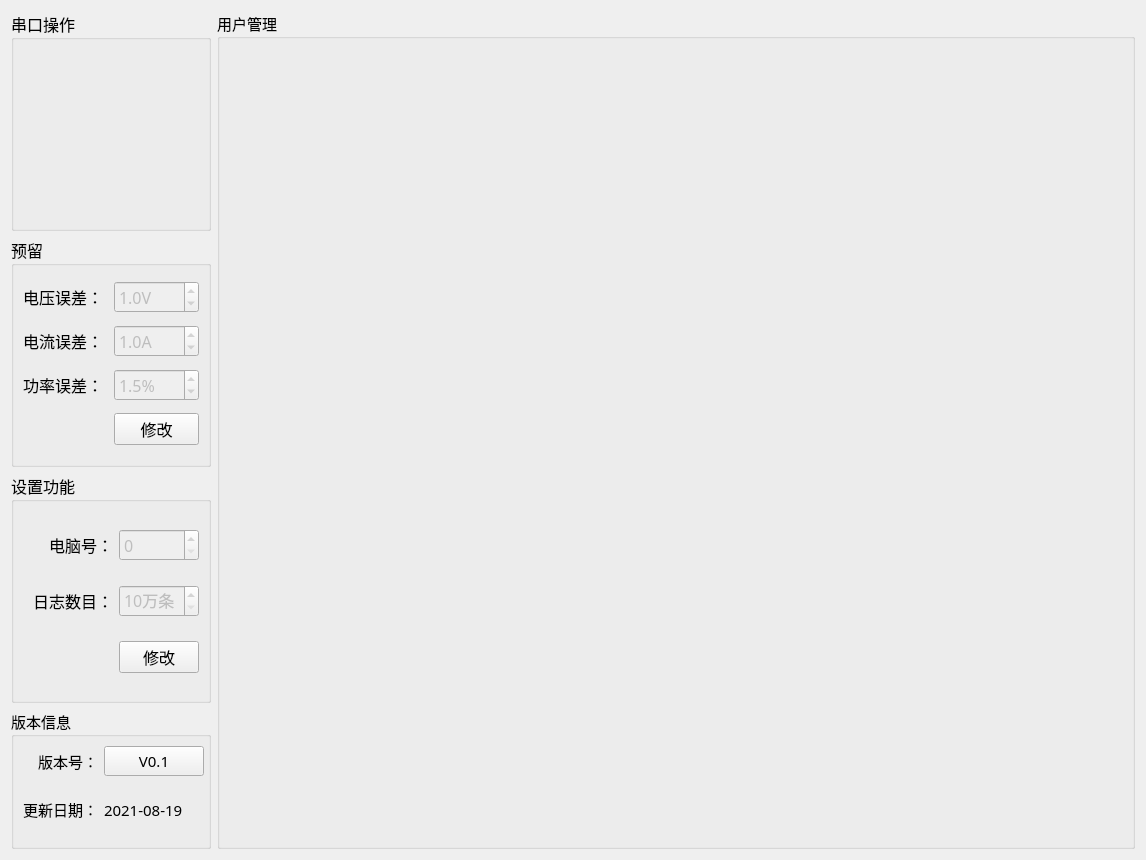
The window that ip_qc/setups/setup_mainwid.ui (ChinaClever/IP-Tools) describes before a commit, drawn with Qt 5.
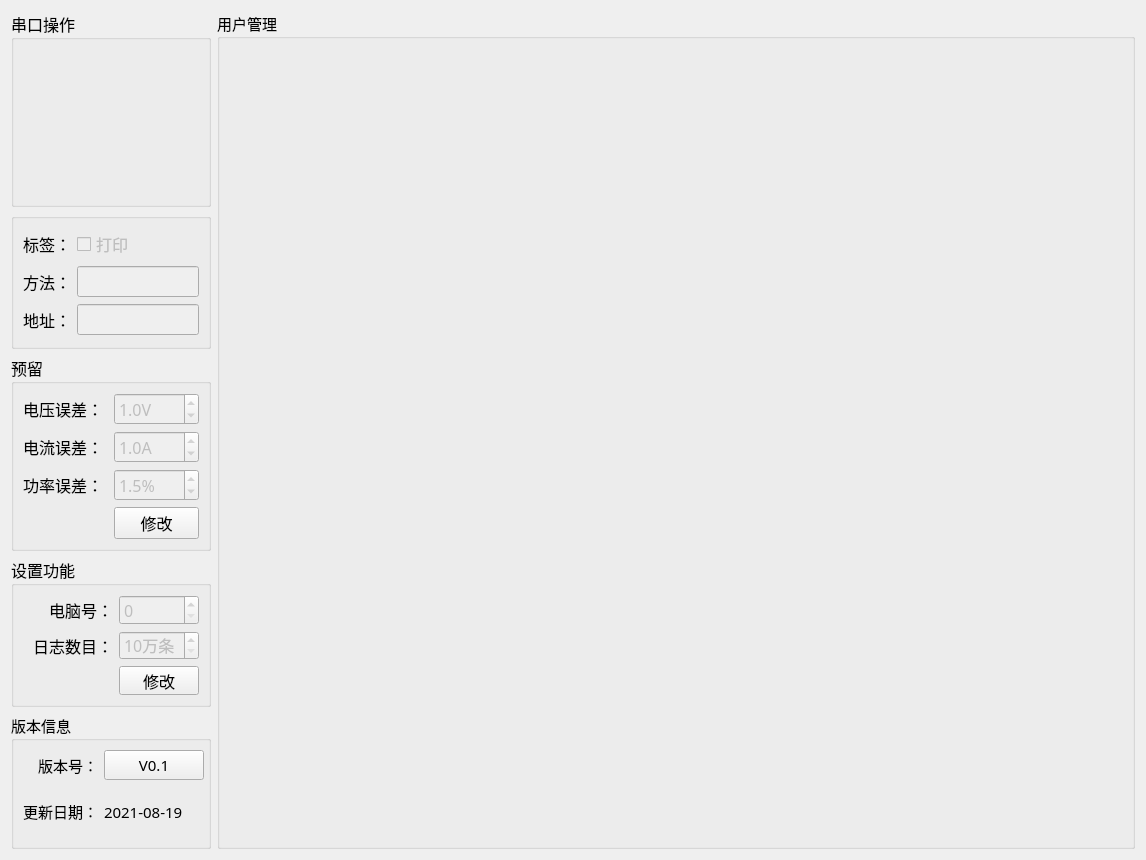
The same window after the commit.

```diff
--- a/ip_qc/setups/setup_mainwid.ui
+++ b/ip_qc/setups/setup_mainwid.ui
@@ -19,75 +19,141 @@
   <property name="windowTitle">
    <string>Form</string>
   </property>
-  <layout class="QGridLayout" name="gridLayout_6">
-   <item row="0" column="1" rowspan="4">
-    <widget class="QGroupBox" name="groupBox_5">
-     <property name="title">
-      <string>用户管理</string>
-     </property>
-     <layout class="QGridLayout" name="gridLayout_4">
-      <item row="0" column="0">
-       <widget class="QStackedWidget" name="stackedWid"/>
-      </item>
-     </layout>
-    </widget>
-   </item>
-   <item row="3" column="0">
-    <widget class="QGroupBox" name="groupBox">
-     <property name="maximumSize">
-      <size>
-       <width>200</width>
-       <height>140</height>
-      </size>
-     </property>
-     <property name="title">
-      <string>版本信息</string>
-     </property>
-     <layout class="QGridLayout" name="gridLayout_2">
-      <item row="1" column="2">
-       <widget class="QLabel" name="label_date">
-        <property name="text">
-         <string>2021-08-19</string>
-        </property>
-       </widget>
-      </item>
-      <item row="0" column="0">
-       <widget class="QLabel" name="label">
-        <property name="text">
-         <string>版本号：</string>
-        </property>
-        <property name="alignment">
-         <set>Qt::AlignRight|Qt::AlignTrailing|Qt::AlignVCenter</set>
-        </property>
-       </widget>
-      </item>
-      <item row="1" column="0">
-       <widget class="QLabel" name="label_3">
-        <property name="text">
-         <string>更新日期：</string>
-        </property>
-        <property name="alignment">
-         <set>Qt::AlignRight|Qt::AlignTrailing|Qt::AlignVCenter</set>
-        </property>
-       </widget>
-      </item>
-      <item row="0" column="2">
-       <widget class="QPushButton" name="verBtn">
-        <property name="minimumSize">
-         <size>
-          <width>100</width>
-          <height>30</height>
-         </size>
-        </property>
-        <property name="text">
-         <string>V0.1</string>
-        </property>
-       </widget>
-      </item>
-     </layout>
-    </widget>
-   </item>
+  <layout class="QGridLayout" name="gridLayout_7">
    <item row="2" column="0">
+    <widget class="QGroupBox" name="groupBox_4">
+     <property name="maximumSize">
+      <size>
+       <width>200</width>
+       <height>300</height>
+      </size>
+     </property>
+     <property name="font">
+      <font>
+       <family>微软雅黑</family>
+       <pointsize>12</pointsize>
+      </font>
+     </property>
+     <property name="title">
+      <string>预留</string>
+     </property>
+     <layout class="QGridLayout" name="gridLayout_3">
+      <item row="0" column="0">
+       <widget class="QLabel" name="label_4">
+        <property name="maximumSize">
+         <size>
+          <width>16777215</width>
+          <height>45</height>
+         </size>
+        </property>
+        <property name="text">
+         <string>电压误差：</string>
+        </property>
+       </widget>
+      </item>
+      <item row="0" column="1">
+       <widget class="QDoubleSpinBox" name="volErrBox">
+        <property name="enabled">
+         <bool>false</bool>
+        </property>
+        <property name="minimumSize">
+         <size>
+          <width>0</width>
+          <height>30</height>
+         </size>
+        </property>
+        <property name="suffix">
+         <string>V</string>
+        </property>
+        <property name="decimals">
+         <number>1</number>
+        </property>
+        <property name="maximum">
+         <double>10.000000000000000</double>
+        </property>
+        <property name="value">
+         <double>1.000000000000000</double>
+        </property>
+       </widget>
+      </item>
+      <item row="1" column="0">
+       <widget class="QLabel" name="label_2">
+        <property name="maximumSize">
+         <size>
+          <width>16777215</width>
+          <height>45</height>
+         </size>
+        </property>
+        <property name="text">
+         <string>电流误差：</string>
+        </property>
+       </widget>
+      </item>
+      <item row="1" column="1">
+       <widget class="QDoubleSpinBox" name="curErrBox">
+        <property name="enabled">
+         <bool>false</bool>
+        </property>
+        <property name="suffix">
+         <string>A</string>
+        </property>
+        <property name="decimals">
+         <number>1</number>
+        </property>
+        <property name="maximum">
+         <double>5.000000000000000</double>
+        </property>
+        <property name="singleStep">
+         <double>0.100000000000000</double>
+        </property>
+        <property name="value">
+         <double>1.000000000000000</double>
+        </property>
+       </widget>
+      </item>
+      <item row="2" column="0">
+       <widget class="QLabel" name="label_5">
+        <property name="maximumSize">
+         <size>
+          <width>16777215</width>
+          <height>45</height>
+         </size>
+        </property>
+        <property name="text">
+         <string>功率误差：</string>
+        </property>
+       </widget>
+      </item>
+      <item row="2" column="1">
+       <widget class="QDoubleSpinBox" name="powErrBox">
+        <property name="enabled">
+         <bool>false</bool>
+        </property>
+        <property name="suffix">
+         <string>%</string>
+        </property>
+        <property name="decimals">
+         <number>1</number>
+        </property>
+        <property name="singleStep">
+         <double>0.100000000000000</double>
+        </property>
+        <property name="value">
+         <double>1.500000000000000</double>
+        </property>
+       </widget>
+      </item>
+      <item row="3" column="1">
+       <widget class="QPushButton" name="saveBtn">
+        <property name="text">
+         <string>修改</string>
+        </property>
+       </widget>
+      </item>
+     </layout>
+    </widget>
+   </item>
+   <item row="3" column="0">
     <widget class="QGroupBox" name="groupBox_2">
      <property name="minimumSize">
       <size>
@@ -98,7 +164,7 @@
      <property name="maximumSize">
       <size>
        <width>200</width>
-       <height>16777215</height>
+       <height>150</height>
       </size>
      </property>
      <property name="font">
@@ -180,133 +246,67 @@
      </layout>
     </widget>
    </item>
-   <item row="1" column="0">
-    <widget class="QGroupBox" name="groupBox_4">
+   <item row="0" column="1" rowspan="5">
+    <widget class="QGroupBox" name="groupBox_5">
+     <property name="title">
+      <string>用户管理</string>
+     </property>
+     <layout class="QGridLayout" name="gridLayout_8">
+      <item row="0" column="0">
+       <widget class="QStackedWidget" name="stackedWid"/>
+      </item>
+     </layout>
+    </widget>
+   </item>
+   <item row="4" column="0">
+    <widget class="QGroupBox" name="groupBox">
      <property name="maximumSize">
       <size>
        <width>200</width>
-       <height>300</height>
+       <height>140</height>
       </size>
      </property>
-     <property name="font">
-      <font>
-       <family>微软雅黑</family>
-       <pointsize>12</pointsize>
-      </font>
-     </property>
      <property name="title">
-      <string>预留</string>
+      <string>版本信息</string>
      </property>
-     <layout class="QGridLayout" name="gridLayout_3">
+     <layout class="QGridLayout" name="gridLayout_2">
+      <item row="1" column="2">
+       <widget class="QLabel" name="label_date">
+        <property name="text">
+         <string>2021-08-19</string>
+        </property>
+       </widget>
+      </item>
       <item row="0" column="0">
-       <widget class="QLabel" name="label_4">
-        <property name="maximumSize">
-         <size>
-          <width>16777215</width>
-          <height>45</height>
-         </size>
-        </property>
+       <widget class="QLabel" name="label">
         <property name="text">
-         <string>电压误差：</string>
+         <string>版本号：</string>
         </property>
+        <property name="alignment">
+         <set>Qt::AlignRight|Qt::AlignTrailing|Qt::AlignVCenter</set>
+        </property>
        </widget>
       </item>
-      <item row="0" column="1">
-       <widget class="QDoubleSpinBox" name="volErrBox">
-        <property name="enabled">
-         <bool>false</bool>
+      <item row="1" column="0">
+       <widget class="QLabel" name="label_3">
+        <property name="text">
+         <string>更新日期：</string>
         </property>
+        <property name="alignment">
+         <set>Qt::AlignRight|Qt::AlignTrailing|Qt::AlignVCenter</set>
+        </property>
+       </widget>
+      </item>
+      <item row="0" column="2">
+       <widget class="QPushButton" name="verBtn">
         <property name="minimumSize">
          <size>
-          <width>0</width>
+          <width>100</width>
           <height>30</height>
          </size>
         </property>
-        <property name="suffix">
-         <string>V</string>
-        </property>
-        <property name="decimals">
-         <number>1</number>
-        </property>
-        <property name="maximum">
-         <double>10.000000000000000</double>
-        </property>
-        <property name="value">
-         <double>1.000000000000000</double>
-        </property>
-       </widget>
-      </item>
-      <item row="1" column="0">
-       <widget class="QLabel" name="label_2">
-        <property name="maximumSize">
-         <size>
-          <width>16777215</width>
-          <height>45</height>
-         </size>
-        </property>
         <property name="text">
-         <string>电流误差：</string>
-        </property>
-       </widget>
-      </item>
-      <item row="1" column="1">
-       <widget class="QDoubleSpinBox" name="curErrBox">
-        <property name="enabled">
-         <bool>false</bool>
-        </property>
-        <property name="suffix">
-         <string>A</string>
-        </property>
-        <property name="decimals">
-         <number>1</number>
-        </property>
-        <property name="maximum">
-         <double>5.000000000000000</double>
-        </property>
-        <property name="singleStep">
-         <double>0.100000000000000</double>
-        </property>
-        <property name="value">
-         <double>1.000000000000000</double>
-        </property>
-       </widget>
-      </item>
-      <item row="2" column="0">
-       <widget class="QLabel" name="label_5">
-        <property name="maximumSize">
-         <size>
-          <width>16777215</width>
-          <height>45</height>
-         </size>
-        </property>
-        <property name="text">
-         <string>功率误差：</string>
-        </property>
-       </widget>
-      </item>
-      <item row="2" column="1">
-       <widget class="QDoubleSpinBox" name="powErrBox">
-        <property name="enabled">
-         <bool>false</bool>
-        </property>
-        <property name="suffix">
-         <string>%</string>
-        </property>
-        <property name="decimals">
-         <number>1</number>
-        </property>
-        <property name="singleStep">
-         <double>0.100000000000000</double>
-        </property>
-        <property name="value">
-         <double>1.500000000000000</double>
-        </property>
-       </widget>
-      </item>
-      <item row="3" column="1">
-       <widget class="QPushButton" name="saveBtn">
-        <property name="text">
-         <string>修改</string>
+         <string>V0.1</string>
         </property>
        </widget>
       </item>
@@ -318,7 +318,7 @@
      <property name="minimumSize">
       <size>
        <width>0</width>
-       <height>80</height>
+       <height>179</height>
       </size>
      </property>
      <property name="maximumSize">
@@ -360,6 +360,72 @@
      </layout>
     </widget>
    </item>
+   <item row="1" column="0">
+    <widget class="QGroupBox" name="groupBox_6">
+     <property name="maximumSize">
+      <size>
+       <width>200</width>
+       <height>152</height>
+      </size>
+     </property>
+     <property name="font">
+      <font>
+       <family>微软雅黑</family>
+       <pointsize>12</pointsize>
+      </font>
+     </property>
+     <property name="title">
+      <string/>
+     </property>
+     <layout class="QGridLayout" name="gridLayout_4">
+      <item row="0" column="0">
+       <widget class="QLabel" name="label_9">
+        <property name="text">
+         <string>标签：</string>
+        </property>
+       </widget>
+      </item>
+      <item row="0" column="1">
+       <widget class="QCheckBox" name="LabelPrint">
+        <property name="enabled">
+         <bool>false</bool>
+        </property>
+        <property name="text">
+         <string>打印</string>
+        </property>
+       </widget>
+      </item>
+      <item row="1" column="0">
+       <widget class="QLabel" name="label_10">
+        <property name="text">
+         <string>方法：</string>
+        </property>
+       </widget>
+      </item>
+      <item row="1" column="1">
+       <widget class="QLineEdit" name="Meta">
+        <property name="enabled">
+         <bool>false</bool>
+        </property>
+       </widget>
+      </item>
+      <item row="2" column="0">
+       <widget class="QLabel" name="label_11">
+        <property name="text">
+         <string>地址：</string>
+        </property>
+       </widget>
+      </item>
+      <item row="2" column="1">
+       <widget class="QLineEdit" name="IpLine">
+        <property name="enabled">
+         <bool>false</bool>
+        </property>
+       </widget>
+      </item>
+     </layout>
+    </widget>
+   </item>
   </layout>
  </widget>
  <resources/>
```
